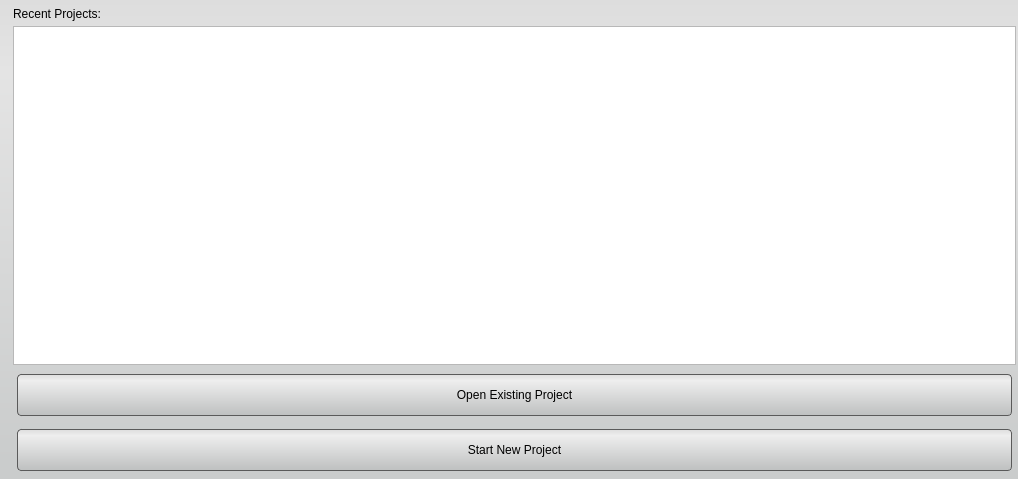
First picture: the form in src/Interface/AppInterface/Splash.ui, repository SCIInstitute/Seg3D, before the edit.
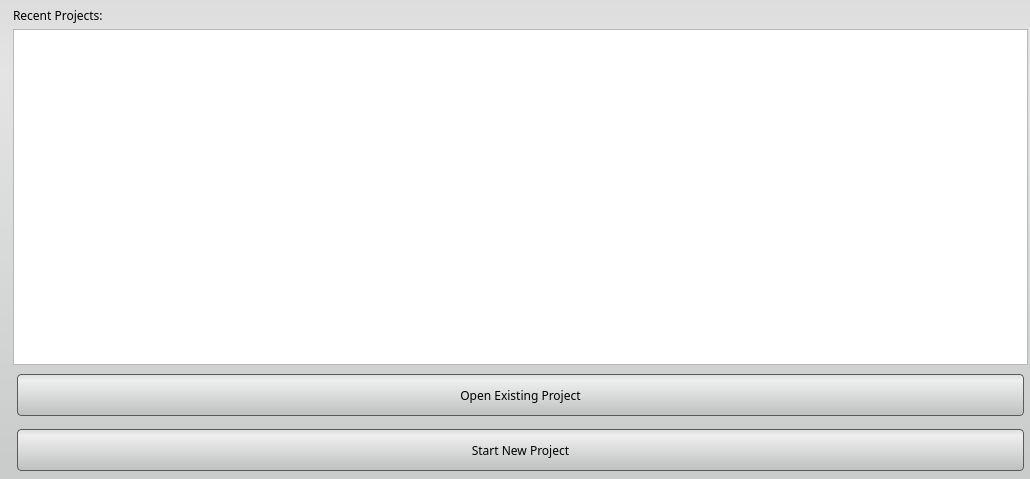
Second picture: the form after the edit. Icons and pictures are not drawn.

The edit to the form file:
```diff
--- a/src/Interface/AppInterface/Splash.ui
+++ b/src/Interface/AppInterface/Splash.ui
@@ -6,10 +6,33 @@
    <rect>
     <x>0</x>
     <y>0</y>
-    <width>1018</width>
+    <width>1030</width>
     <height>479</height>
    </rect>
   </property>
+  <property name="sizePolicy">
+   <sizepolicy hsizetype="Fixed" vsizetype="Fixed">
+    <horstretch>0</horstretch>
+    <verstretch>0</verstretch>
+   </sizepolicy>
+  </property>
+  <property name="minimumSize">
+   <size>
+    <width>1030</width>
+    <height>479</height>
+   </size>
+  </property>
+  <property name="maximumSize">
+   <size>
+    <width>1030</width>
+    <height>479</height>
+   </size>
+  </property>
+  <property name="font">
+   <font>
+    <family>Lucida Sans</family>
+   </font>
+  </property>
   <property name="windowTitle">
    <string/>
   </property>
@@ -33,6 +56,9 @@
 
 }</string>
   </property>
+  <property name="sizeGripEnabled">
+   <bool>false</bool>
+  </property>
   <layout class="QHBoxLayout" name="horizontalLayout">
    <property name="spacing">
     <number>0</number>
@@ -91,7 +117,17 @@
        </widget>
       </item>
       <item>
-       <widget class="QListView" name="recent_project_list_"/>
+       <widget class="QListWidget" name="recent_project_list_">
+        <property name="focusPolicy">
+         <enum>Qt::ClickFocus</enum>
+        </property>
+        <property name="editTriggers">
+         <set>QAbstractItemView::NoEditTriggers</set>
+        </property>
+        <property name="alternatingRowColors">
+         <bool>true</bool>
+        </property>
+       </widget>
       </item>
       <item>
        <widget class="QPushButton" name="existing_project_button_">
```
Left out of the diff: 4 changed lines with no effect on the pictures.
